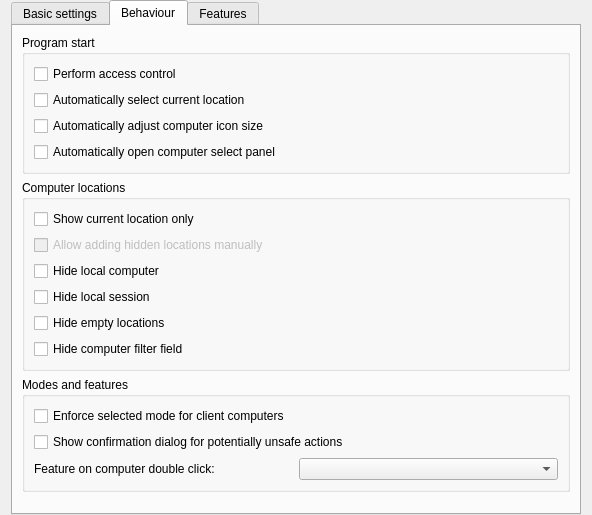
veyon/veyon, file configurator/src/MasterConfigurationPage.ui: the form before one commit.
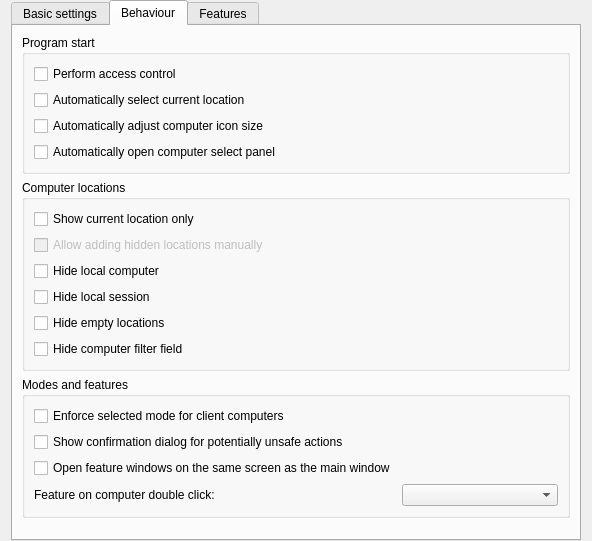
The form after the commit. The open tabs and pages were chosen to show the change. Icons and pictures are not drawn.

Commit message: add option showFeatureWindowsOnSameScreen as master

```diff
--- a/configurator/src/MasterConfigurationPage.ui
+++ b/configurator/src/MasterConfigurationPage.ui
@@ -373,16 +373,23 @@
             </property>
            </widget>
           </item>
-          <item row="2" column="1">
+          <item row="3" column="1">
            <widget class="QComboBox" name="computerDoubleClickFeature"/>
           </item>
-          <item row="2" column="0">
+          <item row="3" column="0">
            <widget class="QLabel" name="label_3">
             <property name="text">
              <string>Feature on computer double click:</string>
             </property>
            </widget>
           </item>
+          <item row="2" column="0">
+           <widget class="QCheckBox" name="showFeatureWindowsOnSameScreen">
+            <property name="text">
+             <string>Open feature windows on the same screen as the main window</string>
+            </property>
+           </widget>
+          </item>
          </layout>
         </widget>
        </item>
```
Left out of the diff: 1 changed line with no effect on the pictures. The commit also changes 2 other files.
